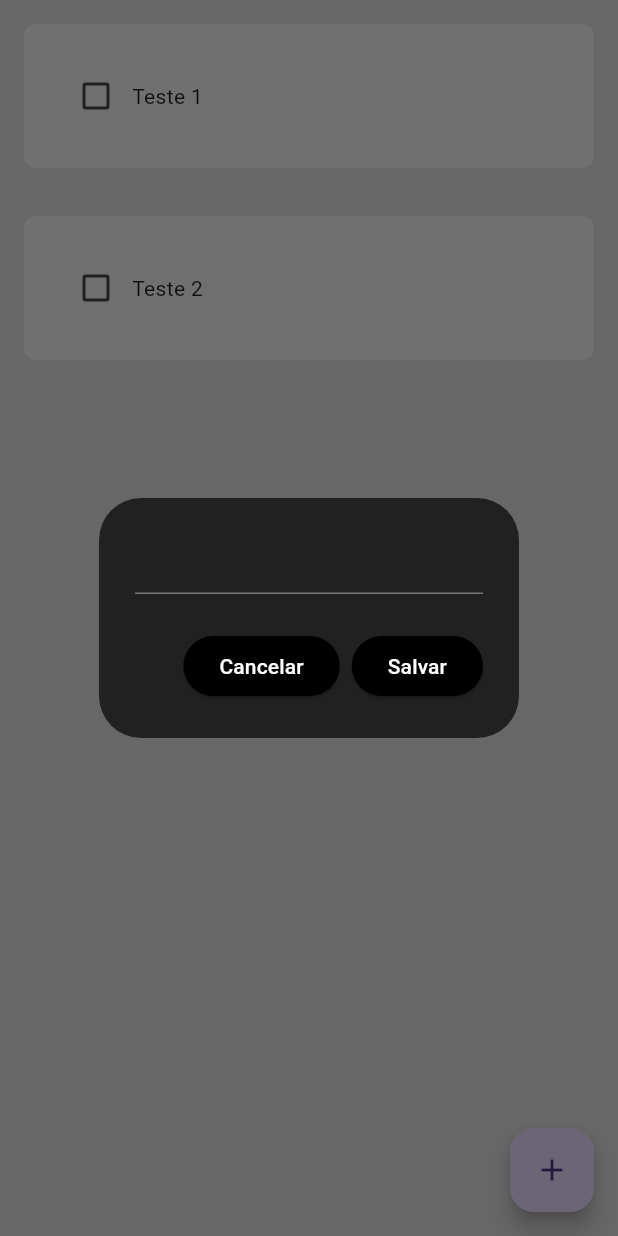
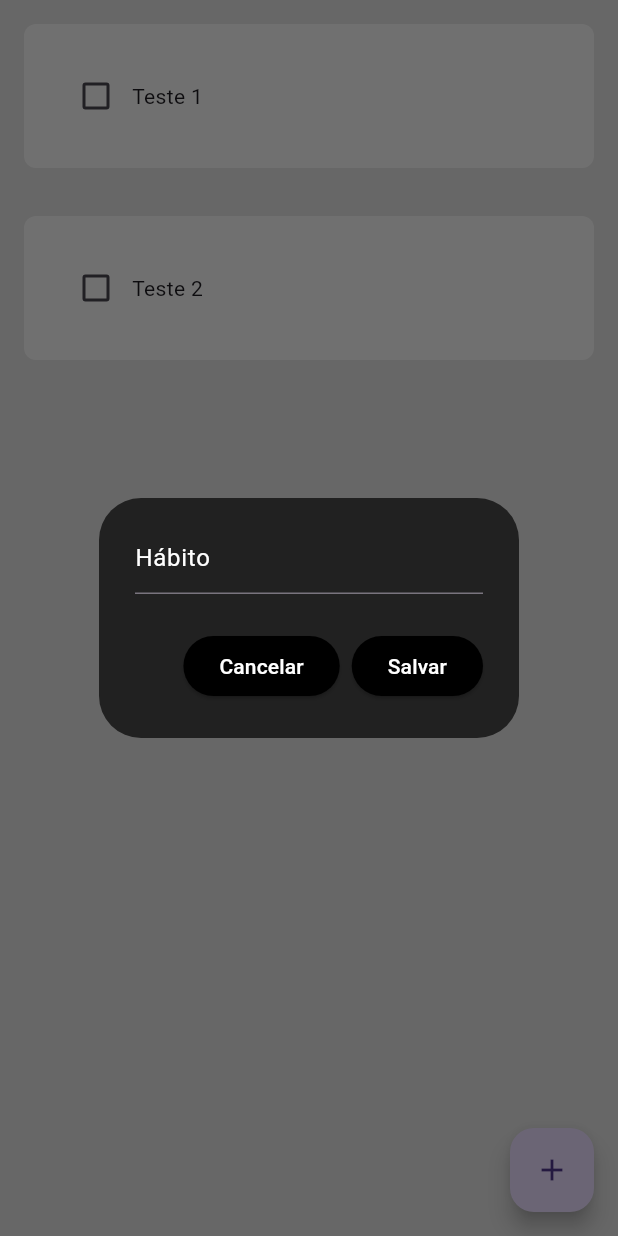
Before and after one commit to henriqueluizp/Flutter_Habits, a Flutter app: the screen it shows after launch, after a tap on the "add" icon, on a phone screen of 412 x 824 dp. Run offline on Flutter 3.47's test engine with Material 3 defaults, Android fonts, the phone set to English and light mode, and no system bars; drawn by our look-alikes of flutter_slidable.

Commit message:
Continue UI

```diff
--- a/lib/components/new_habit.dart
+++ b/lib/components/habit_element.dart
@@ -1,7 +1,7 @@
 import 'package:flutter/material.dart';
 
-class NewHabit extends StatelessWidget {
-  const NewHabit({
+class HabitElement extends StatelessWidget {
+  const HabitElement({
     super.key,
     this.controller,
     required this.onSave,
@@ -18,6 +18,7 @@ class NewHabit extends StatelessWidget {
       backgroundColor: Colors.grey[900],
       content: TextField(
         controller: controller,
+        decoration: const InputDecoration(hintText: 'Hábito', hintStyle: TextStyle(color: Colors.white)),
         style: const TextStyle(color: Colors.white),
       ),
       actions: [
--- a/lib/components/habit_tile.dart
+++ b/lib/components/habit_tile.dart
@@ -1,16 +1,41 @@
 import 'package:flutter/material.dart';
+import 'package:flutter_slidable/flutter_slidable.dart';
 
 class HabitTile extends StatelessWidget {
-  const HabitTile({super.key, required this.name, required this.isCompleted, required this.onChange});
+  const HabitTile({
+    super.key,
+    required this.name,
+    required this.isCompleted,
+    required this.onChange,
+    required this.settingClick,
+    required this.deleteClick,
+  });
 
   final String name;
   final bool isCompleted;
   final Function(bool?)? onChange;
+  final Function(BuildContext)? settingClick;
+  final Function(BuildContext)? deleteClick;
 
   @override
   Widget build(BuildContext context) {
     return Padding(
       padding: const EdgeInsets.all(16.0),
+      child: Slidable(
+        endActionPane: ActionPane(motion: const StretchMotion(), children: [
+          SlidableAction(
+            onPressed: settingClick,
+            backgroundColor: Colors.grey.shade800,
+            icon: Icons.settings,
+            borderRadius: BorderRadius.circular(12),
+          ),
+          SlidableAction(
+            onPressed: deleteClick,
+            backgroundColor: Colors.red.shade400,
+            icon: Icons.delete,
+            borderRadius: BorderRadius.circular(12),
+          )
+        ]),
         child: Container(
           padding: EdgeInsets.all(24),
           decoration: BoxDecoration(color: Colors.grey[100], borderRadius: BorderRadius.circular(8)),
@@ -21,6 +46,7 @@ class HabitTile extends StatelessWidget {
             ],
           ),
         ),
+      ),
     );
   }
 }
--- a/pubspec.yaml
+++ b/pubspec.yaml
@@ -30,7 +30,7 @@ environment:
 dependencies:
   flutter:
     sdk: flutter
-
+  flutter_slidable: ^3.0.0
 
   # The following adds the Cupertino Icons font to your application.
   # Use with the CupertinoIcons class for iOS style icons.
```
Also changed, not shown: lib/pages/home_page.dart (+39 -10 lines), pubspec.lock. Lines whose indentation alone changed are shown as unchanged.
